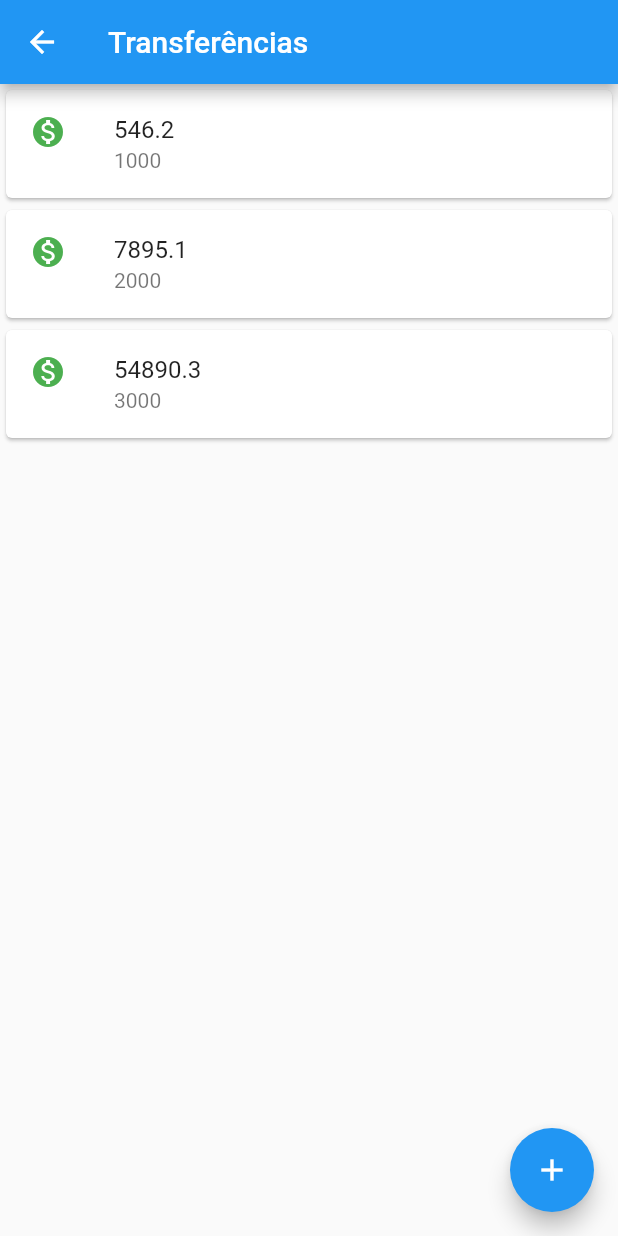
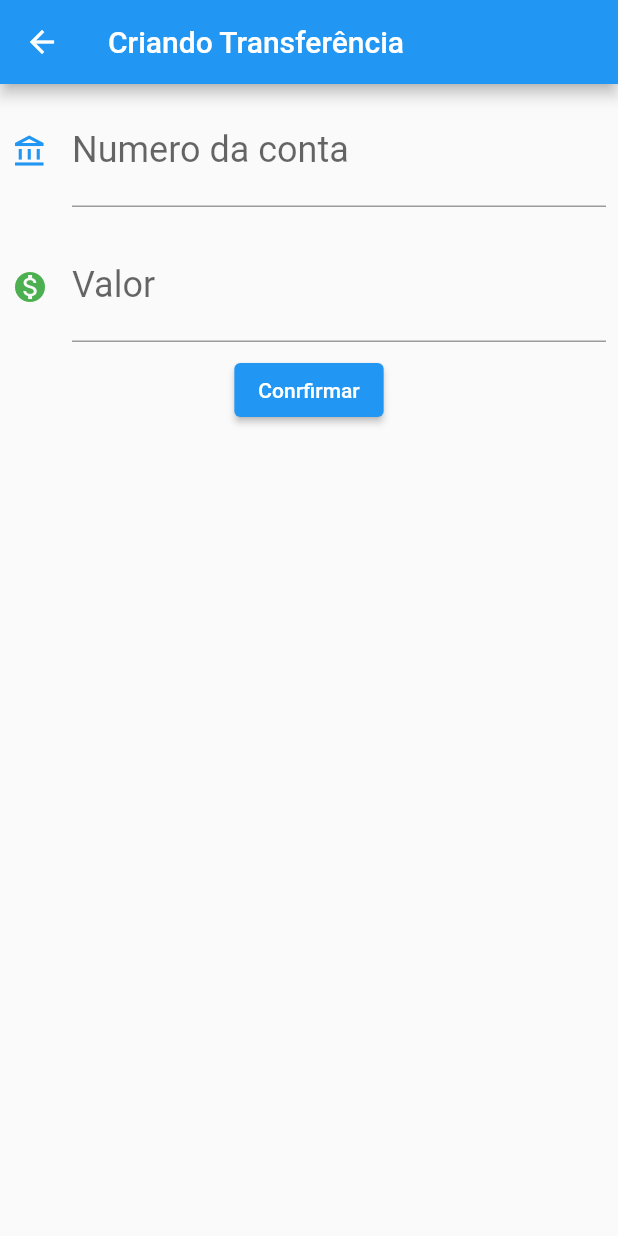
Before and after one commit to JoaoMiguelv/bank_flutter, a Flutter app: the ListaTransferencias screen opened directly, after a tap on the "add" icon, on a phone screen of 412 x 824 dp. Run offline on Flutter 3.47's test engine with Material 2 defaults, Android fonts, the phone set to English and light mode, and no system bars.

Commit message:
adiciona transferencia

```diff
--- a/lib/main.dart
+++ b/lib/main.dart
@@ -1,92 +1,139 @@
+import 'dart:math';
+
 import 'package:flutter/material.dart';
 
 void main() => runApp(
-      BankApp(),
+      BanckApp(),
     );
 
-class BankApp extends StatelessWidget {
+class BanckApp extends StatelessWidget {
   @override
   Widget build(BuildContext context) {
     return MaterialApp(
       home: Scaffold(
-        body: FomularioTransferencia(),
+        body: ListaTransferencias(),
       ),
       debugShowCheckedModeBanner: false,
     );
   }
 }
 
-class FomularioTransferencia extends StatelessWidget {
+class FormularioTransferencia extends StatelessWidget {
   final TextEditingController _controladorCampoNumeroConta =
       TextEditingController();
-
   final TextEditingController _controladorCampoValor = TextEditingController();
 
   @override
   Widget build(BuildContext context) {
     return Scaffold(
       appBar: AppBar(
-        title: const Text('Criando Transferência'),
+        title: Text(
+          'Criando Transferência',
+        ),
       ),
       body: Column(
         children: [
           Editor(
-              _controladorCampoNumeroConta,
-              'Número Conta',
-              '0000',
-              const Icon(
-                Icons.account_balance,
+            controlador: _controladorCampoNumeroConta,
+            icon: Icon(
+              Icons.account_balance_outlined,
               color: Colors.blue,
-              )),
+            ),
+            rotulo: 'Numero da conta',
+            dica: '0000',
+          ),
           Editor(
-              _controladorCampoValor,
-              'Valor',
-              '0.00',
-              const Icon(
+            controlador: _controladorCampoValor,
+            icon: Icon(
               Icons.monetization_on,
               color: Colors.green,
-              )),
+            ),
+            rotulo: 'Valor',
+            dica: '0.00',
+          ),
           ElevatedButton(
+            child: Text('Conrfirmar'),
             onPressed: () {
-              // ignore: unnecessary_null_comparison
-              if (_controladorCampoNumeroConta.text != '' ||
-                  // ignore: unnecessary_null_comparison
-                  _controladorCampoValor.text != '') {
-                final int numeroConta =
-                    int.parse(_controladorCampoNumeroConta.text);
-                final double valor = double.parse(_controladorCampoValor.text);
-                final transferenciaCriada = Transferencia(valor, numeroConta);
-                debugPrint(transferenciaCriada.toString());
-              } else {
-                debugPrint('Campos vazios');
-              }
+              _criaTransferencia(
+                context,
+                _controladorCampoNumeroConta,
+                _controladorCampoValor,
+              );
             },
-            child: const Text('Confirmar'),
           ),
         ],
       ),
     );
   }
+
+  void _criaTransferencia(
+    BuildContext context,
+    _controladorCampoNumeroConta,
+    _controladorCampoValor,
+  ) {
+    debugPrint('clicou no confirmar');
+    final int? numeroConta = int.tryParse(_controladorCampoNumeroConta.text);
+    final double? valor = double.tryParse(_controladorCampoValor.text);
+    if (numeroConta != null && valor != null) {
+      final transferenciaCriada = Transferencia(valor, numeroConta);
+      debugPrint('Criando transferência');
+      debugPrint('$transferenciaCriada');
+      Navigator.pop(context, transferenciaCriada);
+    }
+  }
 }
 
-class ListaTransferencias extends StatelessWidget {
+//
+class ListaTransferencias extends StatefulWidget {
+  final List<Transferencia?> _transferencias = [];
+
+  @override
+  State<StatefulWidget> createState() {
+    return ListaTransferenciasState();
+  }
+}
+
+class ListaTransferenciasState extends State<ListaTransferencias> {
   @override
   Widget build(BuildContext context) {
+    // TODO: implement build
     return Scaffold(
       appBar: AppBar(
-          title: const Text('Transferências'),
+        title: Text("Transferências"),
       ),
-        body: Column(
-          children: [
-            ItemTransferencia(Transferencia(546.20, 1000)),
-            ItemTransferencia(Transferencia(7895.10, 2000)),
-            ItemTransferencia(Transferencia(54890.30, 3000)),
-          ],
+      body: ListView.builder(
+        itemCount: widget._transferencias.length,
+        itemBuilder: (context, indice) {
+          final transferencia = widget._transferencias[indice];
+          return ItemTransferencia(transferencia!);
+        },
       ),
       floatingActionButton: FloatingActionButton(
-          onPressed: () {},
-          child: const Icon(Icons.add),
-        ));
+        onPressed: () {
+          final Future<Transferencia?> future = Navigator.push(
+            context,
+            MaterialPageRoute(
+              builder: (context) {
+                return FormularioTransferencia();
+              },
+            ),
+          );
+          future.then(
+            (tranferenciaRecebida) {
+              debugPrint('chegou no then');
+              debugPrint('$tranferenciaRecebida');
+
+              if (tranferenciaRecebida != null) {
+                setState(() {
+                  widget._transferencias.add(tranferenciaRecebida);
+                });
+              }
+            },
+          );
+        },
+        child: Icon(Icons.add),
+      ),
+    );
   }
 }
 
@@ -99,7 +146,10 @@ class ItemTransferencia extends StatelessWidget {
   Widget build(BuildContext context) {
     return Card(
       child: ListTile(
-        leading: const Icon(Icons.monetization_on, color: Colors.green),
+        leading: Icon(
+          Icons.monetization_on,
+          color: Colors.green,
+        ),
         title: Text(_transferencia.valor.toString()),
         subtitle: Text(_transferencia.numeroConta.toString()),
       ),
@@ -115,31 +165,32 @@ class Transferencia {
 
   @override
   String toString() {
-    return 'Transferencia{valor: $valor, numeroConta: $numeroConta}';
+    return 'Transferencia{Valor: $valor, Numero da Conta: $numeroConta}';
   }
 }
 
 class Editor extends StatelessWidget {
-  final TextEditingController _controlador;
-  final String _rotulo;
-  final String _dica;
-  final Icon _icone;
+  final TextEditingController? controlador;
+  final Icon? icon;
+  final String? rotulo;
+  final String? dica;
 
-  Editor(this._controlador, this._rotulo, this._dica, this._icone);
+  Editor({this.controlador, this.icon, this.rotulo, this.dica});
 
   @override
   Widget build(BuildContext context) {
+    // TODO: implement build
     return Padding(
-      padding: EdgeInsets.all(8.0),
+      padding: const EdgeInsets.all(8.0),
       child: TextField(
-        controller: _controlador,
-        style: const TextStyle(
+        controller: controlador,
+        style: TextStyle(
           fontSize: 24.0,
         ),
         decoration: InputDecoration(
-          icon: _icone,
-          labelText: _rotulo,
-          hintText: _dica,
+          icon: icon,
+          labelText: rotulo,
+          hintText: dica,
         ),
         keyboardType: TextInputType.number,
       ),
```
Also changed, not shown: 1 other file. Lines whose indentation alone changed are shown as unchanged.
